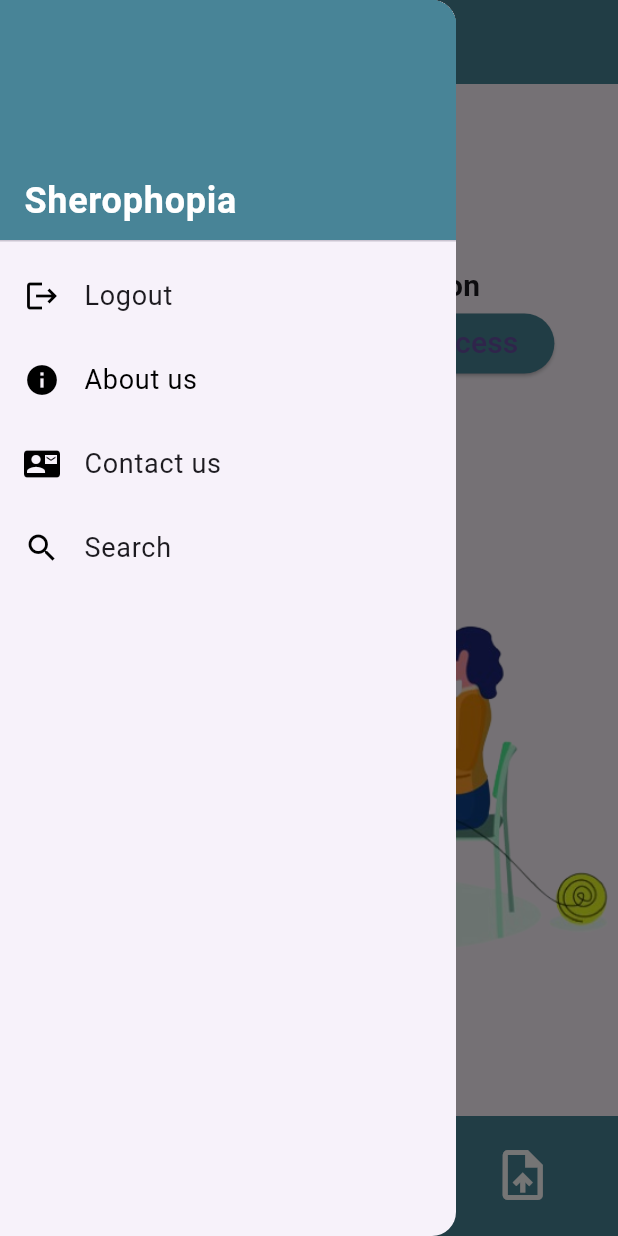
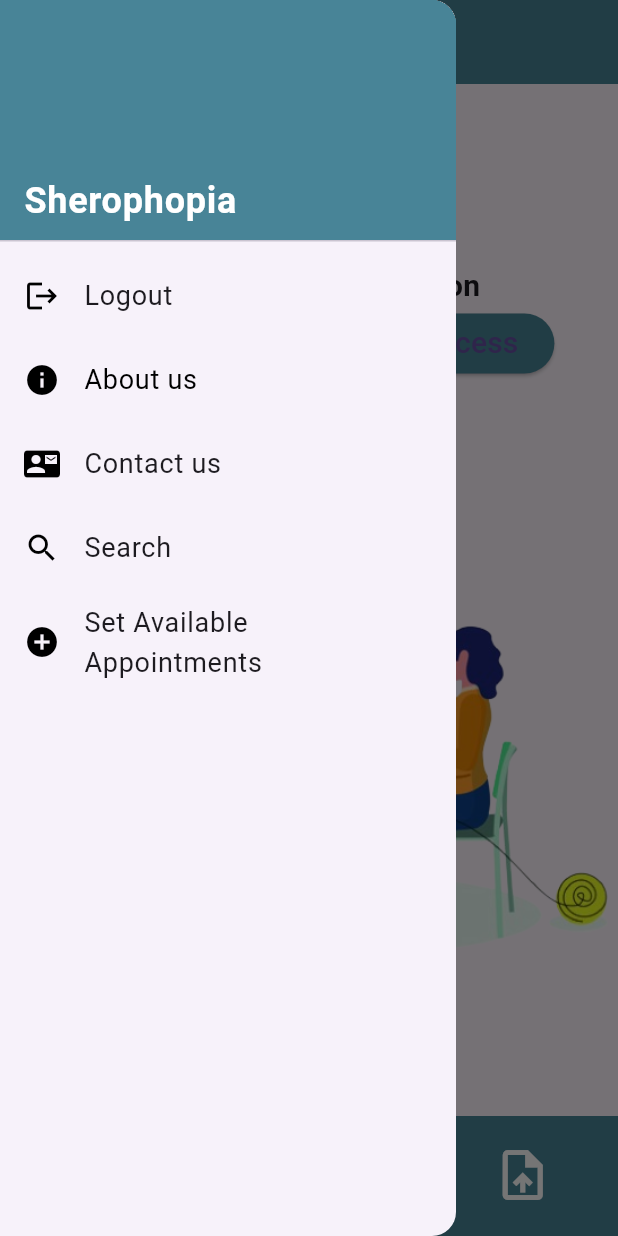
Before and after one commit to SalmHossam/Sherophopia, a Flutter app: the DoctorHome screen opened by its route, item 2 of the bottom bar chosen, with the side drawer open, on a phone screen of 412 x 824 dp. Run offline on Flutter 3.47's test engine with Material 3 defaults, Android fonts, the phone set to English and light mode, and no system bars; our stand-ins replace cloud_firestore, file_picker, firebase_auth, firebase_core, firebase_crashlytics, firebase_storage and 11 more; missing offline and left inert: agora_rtc_engine, booking_calendar; accounts and stored records are empty.

Commit message:
Update DoctorHome.dart

```diff
--- a/lib/DoctorHome.dart
+++ b/lib/DoctorHome.dart
@@ -9,6 +9,7 @@ import 'package:sherophopia/DoctorTabs/DoctorHomeTab.dart';
 import 'package:sherophopia/Tabs/searchTab.dart';
 import 'package:sherophopia/Tabs/chatbotTab.dart';
 import 'package:sherophopia/introductionScreen.dart';
+import 'package:sherophopia/DoctorTabs/set_appointments.dart';
 
 class DoctorHome extends StatefulWidget {
   static const String routeName = "DoctorHomeScreen";
@@ -105,6 +106,17 @@ class _DoctorHomeState extends State<DoctorHome> {
                 Navigator.pushNamed(context, SearchTab.routeName);
               },
             ),
+             ListTile(
+              leading: Icon(Icons.add_circle, color: Colors.black),
+              title: Text('Set Available Appointments', style: TextStyle(fontSize: 18)),
+              selected: _selectedIndex == 3,
+              onTap: () {
+                Navigator.push(
+                  context,
+                  MaterialPageRoute(builder: (context) => SetAppointments()),
+                );
+              },
+            ),
           ],
         ),
       ),
```
